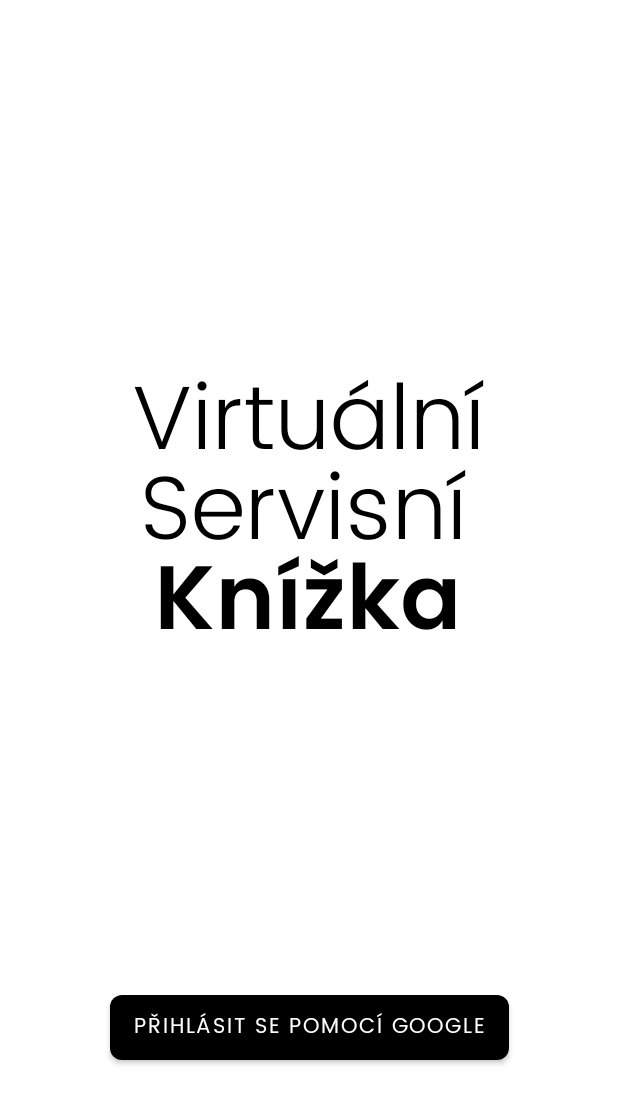
After one commit to MichaelKazda/VirtBook, an Android app: the layout activity_login.xml on its own in the app's theme, with its tools: preview values and no code run, on a phone screen of 412 x 824 dp. The commit adds this screen. Shown: the top 1104 px of the screen. Run offline under Robolectric (Android 15) with nearby library versions, the phone set to English and light mode, and no system bars.

Commit message:
Google Sign in with Firebase auth
Only for users already in DB

```diff
--- a/app/src/main/java/com/example/virtbook/MainActivity.kt
+++ b/app/src/main/java/com/example/virtbook/MainActivity.kt
@@ -4,7 +4,6 @@ import android.os.Bundle
 import androidx.appcompat.app.AppCompatActivity
 import com.example.virtbook.services.DataHandler
 import com.onesignal.OneSignal
-
 
 class MainActivity : AppCompatActivity() {
 
@@ -25,8 +24,6 @@ class MainActivity : AppCompatActivity() {
         // Getting notificationToken and saving into DB
         val notifToken = OneSignal.getPermissionSubscriptionState().subscriptionStatus.userId
         dataHandler.saveNotifToken(notifToken)
-
-        MyApp.bookID="EA45I"
     }
 
 }
--- a/app/src/main/java/com/example/virtbook/MyApp.kt
+++ b/app/src/main/java/com/example/virtbook/MyApp.kt
@@ -5,6 +5,5 @@ import android.app.Application
 class MyApp : Application() {
     companion object{
         var userID = "template"
-        var bookID = ""
     }
 }
--- a/app/src/main/java/com/example/virtbook/services/DataHandler.kt
+++ b/app/src/main/java/com/example/virtbook/services/DataHandler.kt
@@ -1,6 +1,5 @@
 package com.example.virtbook.services
 
-import android.util.ArrayMap
 import android.util.Log
 import com.example.virtbook.MyApp
 import com.google.firebase.firestore.DocumentSnapshot
@@ -9,7 +8,7 @@ import com.google.firebase.ktx.Firebase
 import kotlin.math.roundToInt
 
 /**
- * Class for handling data, but not accessing them
+ * Class for handling data
  */
 class DataHandler {
     private val db = Firebase.firestore
--- /dev/null
+++ b/app/src/main/res/layout/activity_login.xml
@@ -0,0 +1,81 @@
+<?xml version="1.0" encoding="utf-8"?>
+<androidx.constraintlayout.widget.ConstraintLayout xmlns:android="http://schemas.android.com/apk/res/android"
+    xmlns:app="http://schemas.android.com/apk/res-auto"
+    xmlns:tools="http://schemas.android.com/tools"
+    android:layout_width="match_parent"
+    android:layout_height="match_parent"
+    tools:context=".Login">
+
+    <TextView
+        android:id="@+id/textView"
+        android:layout_width="wrap_content"
+        android:layout_height="wrap_content"
+        android:layout_marginStart="176dp"
+        android:layout_marginEnd="177dp"
+        android:fontFamily="@font/poppins_thin"
+        android:text="@string/Login_headline1"
+        android:textColor="#000000"
+        android:textSize="60sp"
+        app:layout_constraintBottom_toBottomOf="parent"
+        app:layout_constraintEnd_toEndOf="parent"
+        app:layout_constraintStart_toStartOf="parent"
+        app:layout_constraintTop_toTopOf="parent"
+        app:layout_constraintVertical_bias="0.32" />
+
+    <TextView
+        android:id="@+id/textView2"
+        android:layout_width="wrap_content"
+        android:layout_height="wrap_content"
+        android:layout_marginStart="176dp"
+        android:layout_marginTop="60dp"
+        android:layout_marginEnd="177dp"
+        android:fontFamily="@font/poppins_thin"
+        android:text="@string/Login_headline2"
+        android:textColor="#000000"
+        android:textSize="60sp"
+        app:layout_constraintEnd_toEndOf="parent"
+        app:layout_constraintHorizontal_bias="0.52"
+        app:layout_constraintStart_toStartOf="parent"
+        app:layout_constraintTop_toTopOf="@+id/textView" />
+
+    <TextView
+        android:id="@+id/textView3"
+        android:layout_width="wrap_content"
+        android:layout_height="wrap_content"
+        android:layout_marginStart="176dp"
+        android:layout_marginTop="60dp"
+        android:layout_marginEnd="177dp"
+        android:fontFamily="@font/poppins_semibold"
+        android:text="@string/Login_headline3"
+        android:textColor="#000000"
+        android:textSize="60sp"
+        app:layout_constraintEnd_toEndOf="parent"
+        app:layout_constraintStart_toStartOf="parent"
+        app:layout_constraintTop_toTopOf="@+id/textView2" />
+
+    <Button
+        android:id="@+id/googleSingInBtn"
+        android:layout_width="wrap_content"
+        android:layout_height="55dp"
+        android:fontFamily="@font/poppins"
+        android:text="@string/login_btn"
+        app:cornerRadius="8sp"
+        app:layout_constraintBottom_toBottomOf="parent"
+        app:layout_constraintEnd_toEndOf="parent"
+        app:layout_constraintStart_toStartOf="parent"
+        app:layout_constraintTop_toBottomOf="@+id/textView3"
+        app:layout_constraintVertical_bias="0.65" />
+
+    <TextView
+        android:id="@+id/signInError"
+        android:layout_width="wrap_content"
+        android:layout_height="wrap_content"
+        android:layout_marginTop="20dp"
+        android:fontFamily="@font/poppins_thin"
+        android:text=""
+        android:textColor="#DC3838"
+        android:textSize="13sp"
+        app:layout_constraintEnd_toEndOf="parent"
+        app:layout_constraintStart_toStartOf="parent"
+        app:layout_constraintTop_toBottomOf="@+id/googleSingInBtn" />
+</androidx.constraintlayout.widget.ConstraintLayout>
--- a/app/src/main/res/layout/fix_item_layout.xml
+++ b/app/src/main/res/layout/fix_item_layout.xml
@@ -14,7 +14,7 @@
     >
     <androidx.constraintlayout.widget.ConstraintLayout
         android:layout_width="match_parent"
-        android:layout_height="match_parent">
+        android:layout_height="wrap_content">
 
         <TextView
             android:id="@+id/fixName"
--- a/app/src/main/res/values/strings.xml
+++ b/app/src/main/res/values/strings.xml
@@ -30,4 +30,8 @@
     <string name="fixCountHeadline">Počet úkonů</string>
     <string name="fixCostsHeadline">Celkové náklady</string>
     <string name="fixDetailHeadline">Detail úkonu</string>
+    <string name="Login_headline1">Virtuální</string>
+    <string name="Login_headline2">Servisní</string>
+    <string name="Login_headline3">Knížka</string>
+    <string name="login_btn">PŘIHLÁSIT SE POMOCÍ GOOGLE</string>
 </resources>
--- a/build.gradle
+++ b/build.gradle
@@ -6,7 +6,7 @@ buildscript {
         jcenter()
     }
     dependencies {
-        classpath 'com.android.tools.build:gradle:4.1.2'
+        classpath 'com.android.tools.build:gradle:4.1.3'
         classpath "org.jetbrains.kotlin:kotlin-gradle-plugin:$kotlin_version"
         classpath 'com.google.gms:google-services:4.3.4'
 
```
Also changed, not shown: app/build.gradle (+6 -3 lines), app/src/main/AndroidManifest.xml (+13 -8 lines), app/src/main/java/com/example/virtbook/FirstFragment.kt (+24 -3 lines), app/src/main/java/com/example/virtbook/Loader.kt (added, +32 -0 lines), app/src/main/java/com/example/virtbook/Login.kt (added, +106 -0 lines), app/src/main/res/drawable/ic_baseline_logout_24.xml (added, +10 -0 lines), app/src/main/res/layout/activity_loader.xml (added, +19 -0 lines), app/src/main/res/layout/fragment_first.xml (+19 -4 lines), app/src/main/res/drawable/white_small_nobg.png (added).
